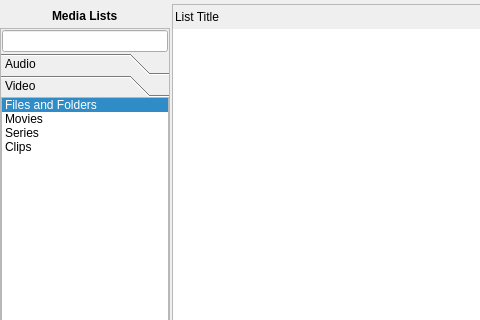
Above: mainwindow.ui from KDE/bangarang before the change; both pictures show x 0 to 480 and y 0 to 320 of the 680 by 480 pixel window. Below: the same form after it.
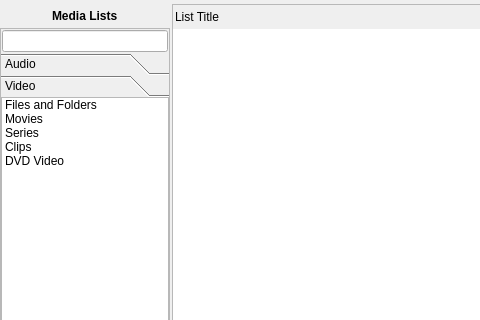
That is the form after the change. The open tabs and pages were chosen to show the change. Icons and pictures are not drawn. Custom widgets are drawn as their Qt base class.

Diff of the .ui file:
```diff
--- a/mainwindow.ui
+++ b/mainwindow.ui
@@ -550,8 +550,8 @@
                   <rect>
                    <x>0</x>
                    <y>0</y>
-                   <width>94</width>
-                   <height>90</height>
+                   <width>154</width>
+                   <height>322</height>
                   </rect>
                  </property>
                  <attribute name="label">
@@ -567,7 +567,7 @@
                   <item>
                    <widget class="QListWidget" name="videoLists">
                     <property name="currentRow">
-                     <number>0</number>
+                     <number>-1</number>
                     </property>
                     <item>
                      <property name="text">
@@ -605,6 +605,11 @@
                        <normaloff>../../../../../../../../../../../../../../../usr/share/icons/oxygen/16x16/mimetypes/video-x-generic.png</normaloff>../../../../../../../../../../../../../../../usr/share/icons/oxygen/16x16/mimetypes/video-x-generic.png</iconset>
                      </property>
                     </item>
+                    <item>
+                     <property name="text">
+                      <string>DVD Video</string>
+                     </property>
+                    </item>
                    </widget>
                   </item>
                   <item>
```
Left out of the diff: 5 changed lines with no effect on the pictures.
